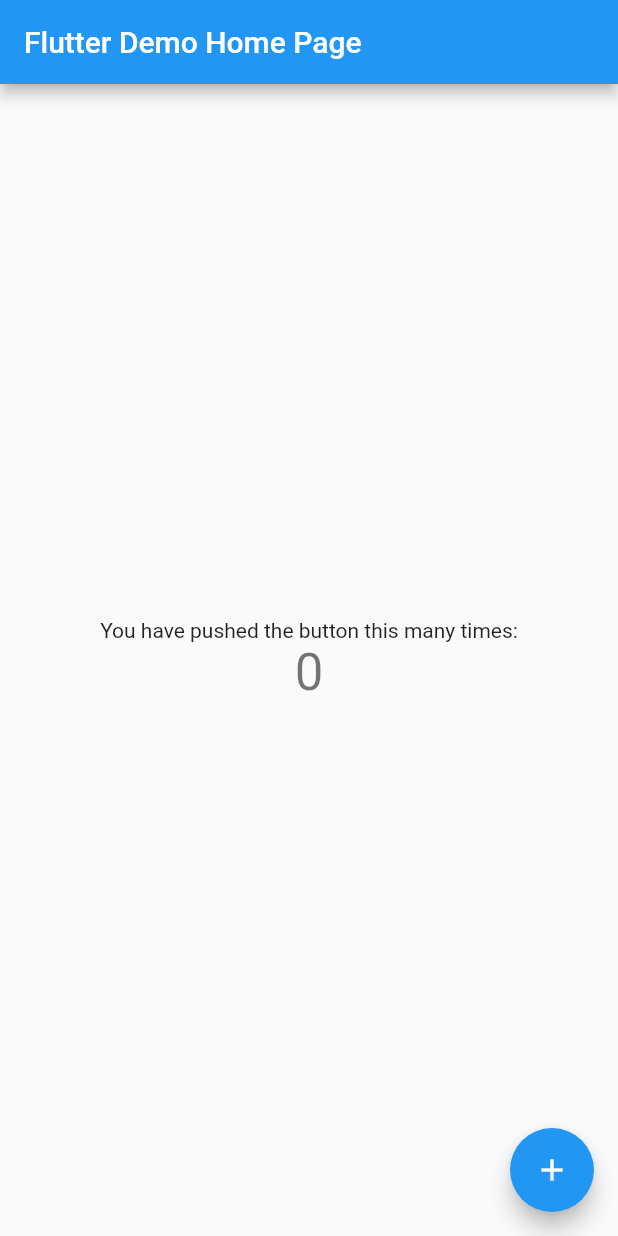
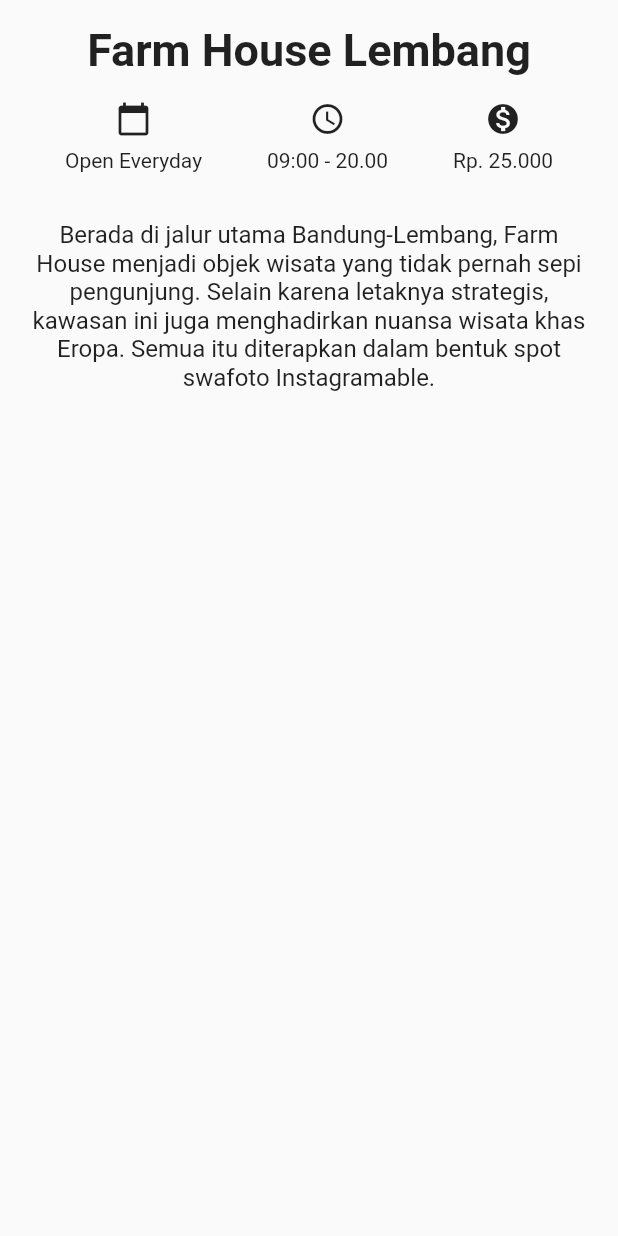
Before and after one commit to ekorahy/wisatabandung, a Flutter app: the screen it shows after launch, on a phone screen of 412 x 824 dp. Run offline on Flutter 3.47's test engine with Material 2 defaults, Android fonts, the phone set to English and light mode, and no system bars.

Commit message:
Add widget to Farm House Lembang

```diff
--- a/lib/main.dart
+++ b/lib/main.dart
@@ -1,115 +1,81 @@
 import 'package:flutter/material.dart';
 
-void main() {
-  runApp(const MyApp());
-}
+void main() => runApp(const MyApp());
 
 class MyApp extends StatelessWidget {
   const MyApp({Key? key}) : super(key: key);
 
-  // This widget is the root of your application.
   @override
   Widget build(BuildContext context) {
     return MaterialApp(
-      title: 'Flutter Demo',
-      theme: ThemeData(
-        // This is the theme of your application.
-        //
-        // Try running your application with "flutter run". You'll see the
-        // application has a blue toolbar. Then, without quitting the app, try
-        // changing the primarySwatch below to Colors.green and then invoke
-        // "hot reload" (press "r" in the console where you ran "flutter run",
-        // or simply save your changes to "hot reload" in a Flutter IDE).
-        // Notice that the counter didn't reset back to zero; the application
-        // is not restarted.
-        primarySwatch: Colors.blue,
-      ),
-      home: const MyHomePage(title: 'Flutter Demo Home Page'),
+      title: 'Wisata Bandung',
+      theme: ThemeData(),
+      home: const DetailScreen(),
     );
   }
 }
 
-class MyHomePage extends StatefulWidget {
-  const MyHomePage({Key? key, required this.title}) : super(key: key);
-
-  // This widget is the home page of your application. It is stateful, meaning
-  // that it has a State object (defined below) that contains fields that affect
-  // how it looks.
-
-  // This class is the configuration for the state. It holds the values (in this
-  // case the title) provided by the parent (in this case the App widget) and
-  // used by the build method of the State. Fields in a Widget subclass are
-  // always marked "final".
-
-  final String title;
-
-  @override
-  State<MyHomePage> createState() => _MyHomePageState();
-}
-
-class _MyHomePageState extends State<MyHomePage> {
-  int _counter = 0;
-
-  void _incrementCounter() {
-    setState(() {
-      // This call to setState tells the Flutter framework that something has
-      // changed in this State, which causes it to rerun the build method below
-      // so that the display can reflect the updated values. If we changed
-      // _counter without calling setState(), then the build method would not be
-      // called again, and so nothing would appear to happen.
-      _counter++;
-    });
-  }
+class DetailScreen extends StatelessWidget {
+  const DetailScreen({Key? key}) : super(key: key);
 
   @override
   Widget build(BuildContext context) {
-    // This method is rerun every time setState is called, for instance as done
-    // by the _incrementCounter method above.
-    //
-    // The Flutter framework has been optimized to make rerunning build methods
-    // fast, so that you can just rebuild anything that needs updating rather
-    // than having to individually change instances of widgets.
     return Scaffold(
-      appBar: AppBar(
-        // Here we take the value from the MyHomePage object that was created by
-        // the App.build method, and use it to set our appbar title.
-        title: Text(widget.title),
-      ),
-      body: Center(
-        // Center is a layout widget. It takes a single child and positions it
-        // in the middle of the parent.
+      body: SafeArea(
         child: Column(
-          // Column is also a layout widget. It takes a list of children and
-          // arranges them vertically. By default, it sizes itself to fit its
-          // children horizontally, and tries to be as tall as its parent.
-          //
-          // Invoke "debug painting" (press "p" in the console, choose the
-          // "Toggle Debug Paint" action from the Flutter Inspector in Android
-          // Studio, or the "Toggle Debug Paint" command in Visual Studio Code)
-          // to see the wireframe for each widget.
-          //
-          // Column has various properties to control how it sizes itself and
-          // how it positions its children. Here we use mainAxisAlignment to
-          // center the children vertically; the main axis here is the vertical
-          // axis because Columns are vertical (the cross axis would be
-          // horizontal).
-          mainAxisAlignment: MainAxisAlignment.center,
+          crossAxisAlignment: CrossAxisAlignment.stretch,
           children: <Widget>[
-            const Text(
-              'You have pushed the button this many times:',
+            Container(
+              margin: const EdgeInsets.only(top: 16.0),
+              child: const Text(
+                'Farm House Lembang',
+                textAlign: TextAlign.center,
+                style: TextStyle(
+                  fontSize: 30.0,
+                  fontWeight: FontWeight.bold,
+                )
+              ),
             ),
-            Text(
-              '$_counter',
-              style: Theme.of(context).textTheme.headline4,
+            Container(
+              margin: const EdgeInsets.symmetric(vertical: 16.0),
+              child: Row(
+                mainAxisAlignment: MainAxisAlignment.spaceEvenly,
+                children: <Widget>[
+                  Column(
+                    children: const <Widget>[
+                      Icon(Icons.calendar_today),
+                      SizedBox(height: 8.0),
+                      Text('Open Everyday'),
+                    ],
+                  ),
+                  Column(
+                    children: const <Widget>[
+                      Icon(Icons.access_time),
+                      SizedBox(height: 8.0),
+                      Text('09:00 - 20.00')
+                    ],
+                  ),
+                  Column(
+                    children: const <Widget>[
+                      Icon(Icons.monetization_on),
+                      SizedBox(height: 8.0),
+                      Text('Rp. 25.000')
+                    ],
+                  ),
+                ],
+              )
+            ),
+            Container(
+              padding: const EdgeInsets.all(16.0),
+              child: const Text(
+                'Berada di jalur utama Bandung-Lembang, Farm House menjadi objek wisata yang tidak pernah sepi pengunjung. Selain karena letaknya strategis, kawasan ini juga menghadirkan nuansa wisata khas Eropa. Semua itu diterapkan dalam bentuk spot swafoto Instagramable.',
+                textAlign: TextAlign.center,
+                style: TextStyle(fontSize: 16.0),
+              ),
             ),
           ],
         ),
       ),
-      floatingActionButton: FloatingActionButton(
-        onPressed: _incrementCounter,
-        tooltip: 'Increment',
-        child: const Icon(Icons.add),
-      ), // This trailing comma makes auto-formatting nicer for build methods.
     );
   }
 }
```
